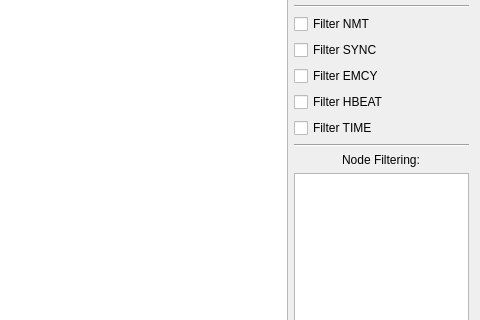
albertodesouza/CANOpenAnalyzer, file ui/mainwindow.ui: the form before one commit; both pictures show x 345 to 825 and y 412 to 732 of the 825 by 873 pixel window.
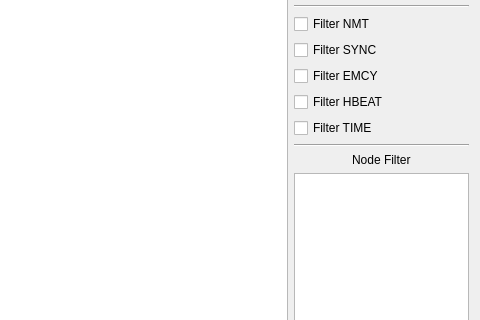
The form after the commit.

```diff
--- a/ui/mainwindow.ui
+++ b/ui/mainwindow.ui
@@ -288,7 +288,7 @@
       <item alignment="Qt::AlignHCenter">
        <widget class="QLabel" name="label_7">
         <property name="text">
-         <string>Node Filtering:</string>
+         <string>Node Filter</string>
         </property>
        </widget>
       </item>
```
